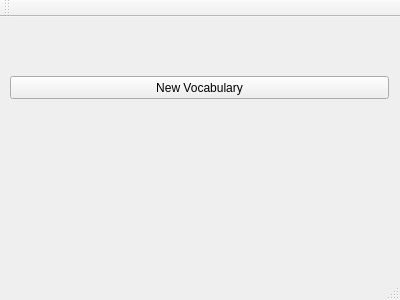
Above: mainwindow.ui from TmCrafz/Vocabulary_Skill_exporter before the change. Below: the same form after it.
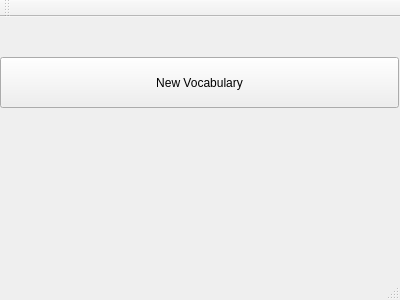
That is the form after the change.

Commit message: Add a dialog to choose the save folder of the file in the add voabulary window and implements methods which handle this.

Patch:
```diff
--- a/mainwindow.ui
+++ b/mainwindow.ui
@@ -14,18 +14,15 @@
    <string>MainWindow</string>
   </property>
   <widget class="QWidget" name="centralWidget">
-   <widget class="QWidget" name="verticalLayoutWidget">
+   <widget class="QPushButton" name="pushBtnNewVocFile">
     <property name="geometry">
      <rect>
-      <x>-1</x>
-      <y>10</y>
-      <width>401</width>
-      <height>121</height>
+      <x>0</x>
+      <y>40</y>
+      <width>399</width>
+      <height>51</height>
      </rect>
     </property>
-    <layout class="QVBoxLayout" name="verticalLayout">
-     <item>
-      <widget class="QPushButton" name="pushBtnNewVocFile">
        <property name="minimumSize">
         <size>
          <width>0</width>
@@ -35,9 +32,6 @@
        <property name="text">
         <string>New Vocabulary</string>
        </property>
-      </widget>
-     </item>
-    </layout>
    </widget>
   </widget>
   <widget class="QMenuBar" name="menuBar">
```
Lines whose indentation alone changed are shown as unchanged. The commit also changes 3 other files.
